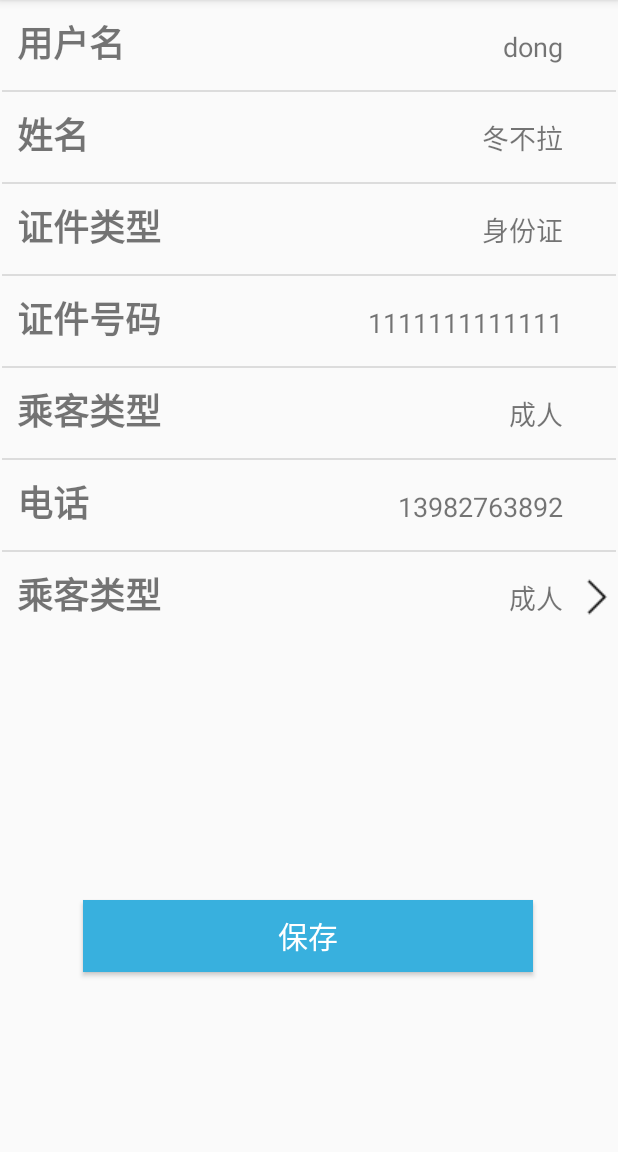
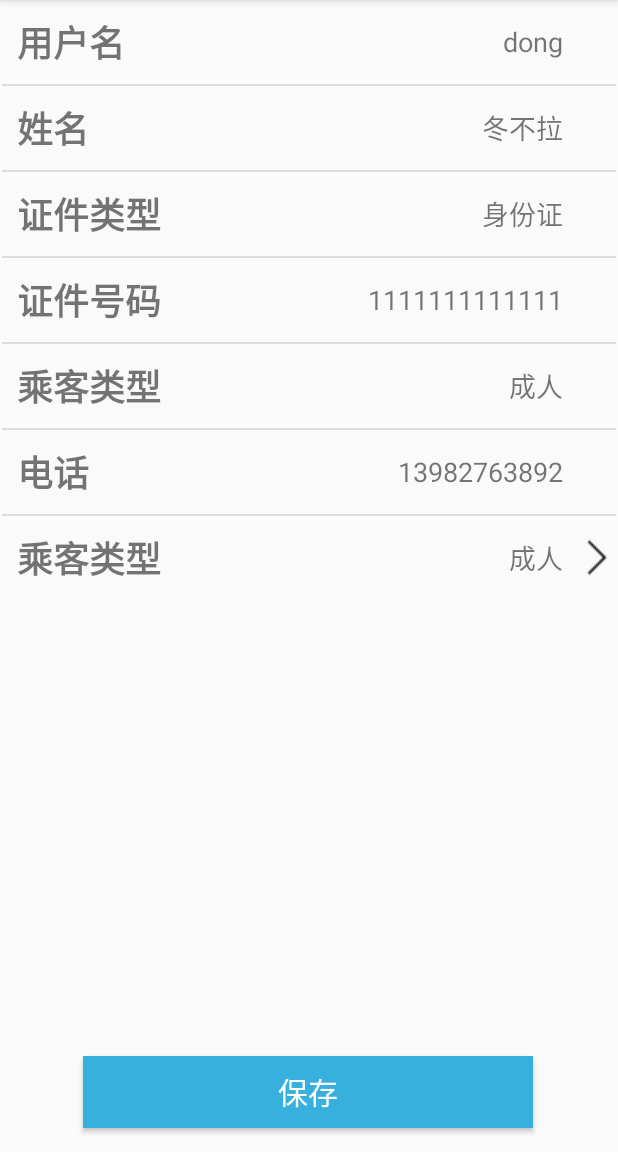
Before and after one commit to Yuhong-d/My12306, an Android app: the my_account screen opened directly, with no data from a screen before it, on a phone screen of 412 x 824 dp, the part 84-1236 px from its top. Run offline under Robolectric (Android 15) with nearby library versions, the light colour scheme and no system bars.

Commit message:
第五次

```diff
--- a/app/src/main/AndroidManifest.xml
+++ b/app/src/main/AndroidManifest.xml
@@ -9,7 +9,8 @@
         android:roundIcon="@mipmap/ic_launcher_round"
         android:supportsRtl="true"
         android:theme="@style/AppTheme">
-        <activity android:name=".User.my_detailcontact"></activity>
+        <activity android:name=".User.my_addcontact"></activity>
+        <activity android:name=".User.my_detailcontact" />
         <activity android:name=".User.my_pwd" />
         <activity android:name=".User.my_account" />
         <activity android:name=".User.my_contact" />
--- a/app/src/main/java/com/example/abc123/my12306/User/my_account.java
+++ b/app/src/main/java/com/example/abc123/my12306/User/my_account.java
@@ -34,10 +34,10 @@ public class my_account extends AppCompatActivity {
         final String attributes[] = {"用户名", "姓名", "证件类型", "证件号码", "乘客类型", "电话"};
         String values[] = {"dong", "冬不拉", "身份证", "1111111111111", "成人", "13982763892"};
 
-        ls1 = findViewById(R.id.ls1);
-        ls2=findViewById(R.id.ls2);
+        ls1 = findViewById(R.id.lv1);
+        ls2=findViewById(R.id.lv2);
         listCreate(attributes, values, ls1, R.layout.account_list_item);
-        listCreate(attributes,values,ls1,R.layout.account_list_item_2);
+        listCreate(attributes,values,ls1,R.layout.detailcontact_list_item);
         View view=ls1.getAdapter().getView(4,null,ls1);
         view.findViewById(R.id.img).setVisibility(View.VISIBLE);
         ls1.addFooterView(view);
--- a/app/src/main/res/layout/account_list_item_2.xml
+++ b/app/src/main/res/layout/account_list_item_2.xml
@@ -7,7 +7,7 @@
 
     <TextView
         android:id="@+id/attribute"
-        android:layout_width="wrap_content"
+        android:layout_width="267dp"
         android:layout_height="wrap_content"
         android:layout_weight="1"
         android:padding="10dp"
--- a/app/src/main/res/layout/activity_my_account.xml
+++ b/app/src/main/res/layout/activity_my_account.xml
@@ -7,7 +7,7 @@
     tools:context=".User.my_account">
 
     <ListView
-        android:id="@+id/ls1"
+        android:id="@+id/lv1"
         android:layout_width="409dp"
         android:layout_height="wrap_content"
         app:layout_constraintEnd_toEndOf="parent"
@@ -15,18 +15,18 @@
         app:layout_constraintTop_toTopOf="parent" />
 
     <ListView
-        android:id="@+id/ls2"
+        android:id="@+id/lv2"
         android:layout_width="409dp"
         android:layout_height="wrap_content"
         app:layout_constraintEnd_toEndOf="parent"
         app:layout_constraintStart_toStartOf="parent"
-        app:layout_constraintTop_toBottomOf="@+id/ls1" />
+        app:layout_constraintTop_toBottomOf="@+id/lv1" />
 
     <Button
         android:id="@+id/button3"
         android:layout_width="300dp"
         android:layout_height="wrap_content"
-        android:layout_marginBottom="120dp"
+        android:layout_marginBottom="16dp"
         android:background="#38B0DE"
         android:text="保存"
         android:textColor="#FFF"
@@ -37,5 +37,4 @@
         app:layout_constraintStart_toStartOf="parent" />
 
 
-
 </androidx.constraintlayout.widget.ConstraintLayout>
--- a/app/src/main/res/layout/detailcontact_list_item.xml
+++ b/app/src/main/res/layout/detailcontact_list_item.xml
@@ -7,30 +7,34 @@
     <LinearLayout
         android:layout_width="match_parent"
         android:layout_height="match_parent"
-        android:orientation="horizontal"
-        android:gravity="center">
+        android:gravity="center"
+        android:orientation="horizontal">
 
         <TextView
-            android:id="@+id/tv_name"
-            android:layout_width="82dp"
+            android:id="@+id/attribute"
+            android:layout_width="281dp"
             android:layout_height="wrap_content"
             android:layout_weight="1"
+            android:padding="10dp"
             android:text="TextView"
-            android:textSize="25sp" />
+            android:textSize="24sp"
+            android:textStyle="bold" />
 
         <TextView
-            android:id="@+id/tv_data"
+            android:id="@+id/value"
             android:layout_width="wrap_content"
             android:layout_height="wrap_content"
-            android:layout_weight="5"
-            android:textSize="18sp"
-            android:text="TextView" />
+            android:layout_weight="0"
+            android:padding="10dp"
+            android:text="TextView"
+            android:textSize="18sp" />
 
         <ImageView
-            android:id="@+id/imageView6"
-            android:layout_width="wrap_content"
-            android:layout_height="wrap_content"
-            android:layout_weight="1"
+            android:id="@+id/img"
+            android:layout_width="25dp"
+            android:layout_height="43dp"
+            android:layout_weight="0"
+            android:visibility="invisible"
             app:srcCompat="@drawable/forward_25" />
     </LinearLayout>
 </LinearLayout>
--- a/build.gradle
+++ b/build.gradle
@@ -7,7 +7,7 @@ buildscript {
 
     }
     dependencies {
-        classpath 'com.android.tools.build:gradle:3.5.2'
+        classpath 'com.android.tools.build:gradle:3.6.1'
 
         // NOTE: Do not place your application dependencies here; they belong
         // in the individual module build.gradle files
```
Also changed, not shown: app/src/main/java/com/example/abc123/my12306/User/my_addcontact.java (added, +33 -0 lines), app/src/main/java/com/example/abc123/my12306/User/my_contact.java (+38 -0 lines), app/src/main/java/com/example/abc123/my12306/User/my_detailcontact.java (+182 -0 lines), app/src/main/res/layout/activity_my_detailcontact.xml (+11 -5 lines), app/src/main/res/menu/my_menu.xml (added, +11 -0 lines), app/src/main/res/menu/my_menu1.xml (added, +10 -0 lines), app/src/main/res/drawable-hdpi/ab_bottom_solid_mainbar.9.png, app/src/main/res/drawable/delect_user.png (added).
